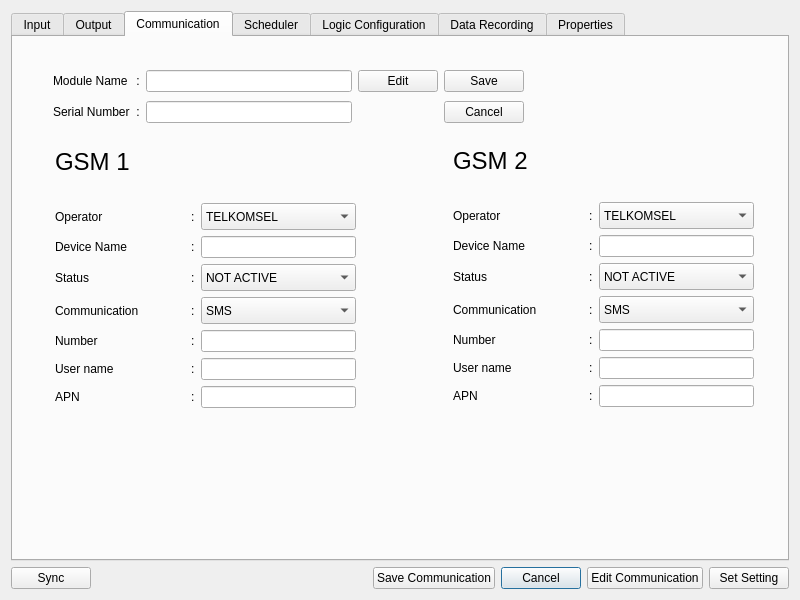
This is view/formmodule.ui in zenaki/RTU as Qt 5 draws it before an edit. The edited form follows.
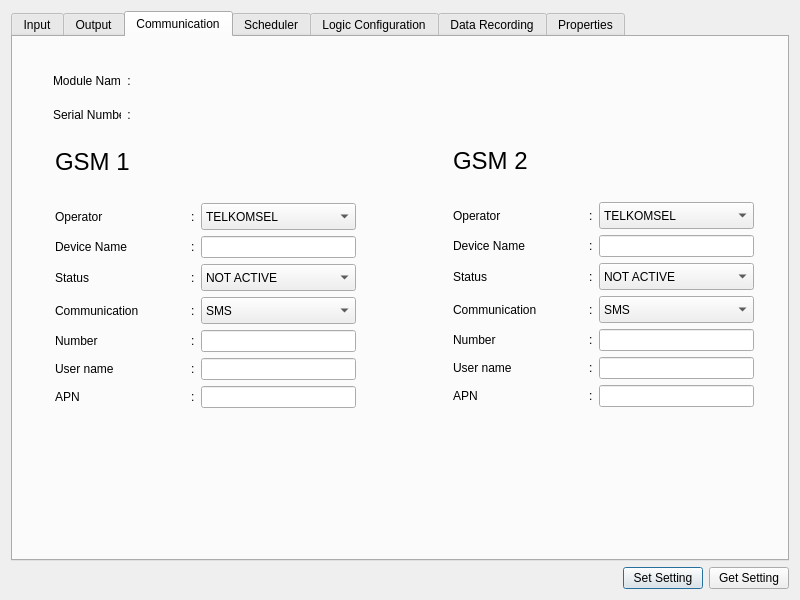
This is the edited form.

Commit message: Perubahan Form Module

```diff
--- a/view/formmodule.ui
+++ b/view/formmodule.ui
@@ -28,41 +28,14 @@
   <layout class="QGridLayout" name="gridLayout_10">
    <item row="1" column="0">
     <layout class="QGridLayout" name="gridLayout">
-     <item row="0" column="3">
-      <widget class="QPushButton" name="pbCancel">
-       <property name="enabled">
-        <bool>true</bool>
-       </property>
-       <property name="text">
-        <string>Cancel</string>
-       </property>
-      </widget>
-     </item>
      <item row="0" column="2">
-      <widget class="QPushButton" name="pbSave">
-       <property name="enabled">
-        <bool>true</bool>
-       </property>
-       <property name="text">
-        <string>Save Communication</string>
-       </property>
-      </widget>
-     </item>
-     <item row="0" column="5">
       <widget class="QPushButton" name="pbSet">
        <property name="text">
         <string>Set Setting</string>
        </property>
       </widget>
      </item>
-     <item row="0" column="4">
-      <widget class="QPushButton" name="pbEdit">
-       <property name="text">
-        <string>Edit Communication</string>
-       </property>
-      </widget>
-     </item>
-     <item row="0" column="1">
+     <item row="0" column="0">
       <spacer name="horizontalSpacer">
        <property name="orientation">
         <enum>Qt::Horizontal</enum>
@@ -75,13 +48,10 @@
        </property>
       </spacer>
      </item>
-     <item row="0" column="0">
-      <widget class="QPushButton" name="pbSync">
-       <property name="autoFillBackground">
-        <bool>false</bool>
-       </property>
+     <item row="0" column="3">
+      <widget class="QPushButton" name="pbGet">
        <property name="text">
-        <string>Sync</string>
+        <string>Get Setting</string>
        </property>
       </widget>
      </item>
@@ -780,24 +750,11 @@
         <rect>
          <x>40</x>
          <y>30</y>
-         <width>471</width>
+         <width>91</width>
          <height>61</height>
         </rect>
        </property>
        <layout class="QGridLayout" name="gridLayout_11">
-        <item row="0" column="3">
-         <widget class="QPushButton" name="pbEdit_Module">
-          <property name="text">
-           <string>Edit</string>
-          </property>
-         </widget>
-        </item>
-        <item row="1" column="2">
-         <widget class="QLineEdit" name="serial_number"/>
-        </item>
-        <item row="0" column="2">
-         <widget class="QLineEdit" name="module_name"/>
-        </item>
         <item row="0" column="1">
          <widget class="QLabel" name="label_32">
           <property name="text">
@@ -832,17 +789,17 @@
           </property>
          </widget>
         </item>
-        <item row="0" column="4">
-         <widget class="QPushButton" name="pbSave_Module">
+        <item row="0" column="2">
+         <widget class="QLabel" name="module_name">
           <property name="text">
-           <string>Save</string>
+           <string/>
           </property>
          </widget>
         </item>
-        <item row="1" column="4">
-         <widget class="QPushButton" name="pbCancel_Module">
+        <item row="1" column="2">
+         <widget class="QLabel" name="serial_number">
           <property name="text">
-           <string>Cancel</string>
+           <string/>
           </property>
          </widget>
         </item>
```
